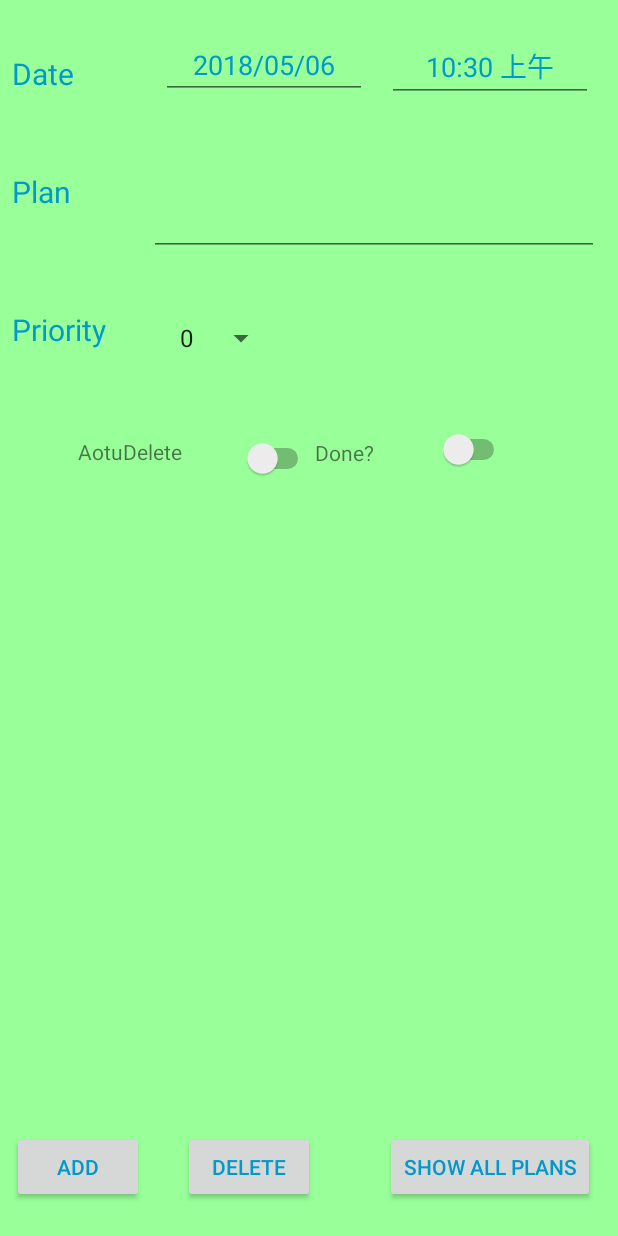
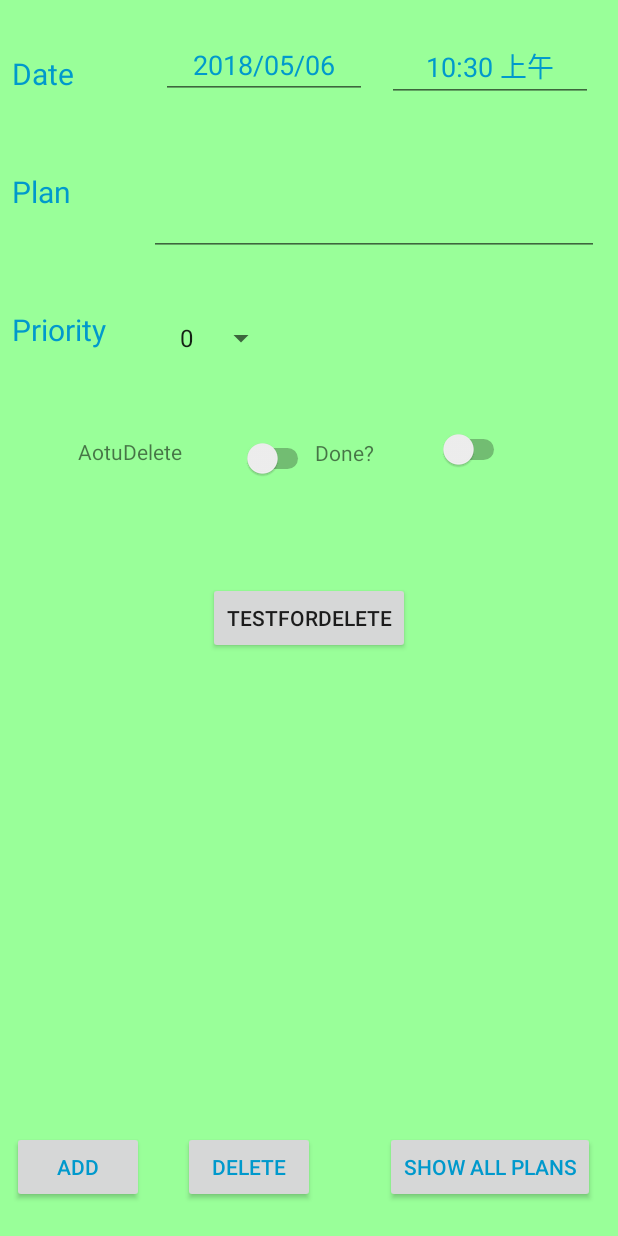
Before and after one commit to Acytoo/NewHpClient, an Android app: the EditPlanActivity screen opened directly, with no data from a screen before it, on a phone screen of 412 x 824 dp. Run offline under Robolectric (Android 15) with nearby library versions, the phone set to English and light mode, and no system bars.

Commit message:
added widgets

```diff
--- a/app/src/main/java/com/acytoo/newhpcliend/EditPlanActivity.java
+++ b/app/src/main/java/com/acytoo/newhpcliend/EditPlanActivity.java
@@ -46,6 +46,7 @@ public class EditPlanActivity extends AppCompatActivity {
     private int planPriority;
     private Switch doneSwitch;
     private Switch autoDeleteSwitch;
+    private Button autoDeleteButton;
     enum DoneFlag {
         False, True
     }
@@ -55,11 +56,17 @@ public class EditPlanActivity extends AppCompatActivity {
     private DoneFlag done;
     private AutoDeleteFlag autoDelete;
 
+    /**
+     * in future, autoDelete method can be put in onStart(), so we don't need
+     * to call it manually.
+     *
+     * @param savedInstanceState
+     */
+
     @Override
     protected void onCreate(Bundle savedInstanceState) {
         super.onCreate(savedInstanceState);
         setContentView(R.layout.activity_edit_plan);
-
         if (Build.VERSION.SDK_INT >= 21) {
             View decorView = getWindow().getDecorView();
             int option = View.SYSTEM_UI_FLAG_LAYOUT_FULLSCREEN
@@ -95,6 +102,8 @@ public class EditPlanActivity extends AppCompatActivity {
         planBoard = findViewById(R.id.planBoard);
         doneSwitch = findViewById(R.id.doneSwitch);
         autoDeleteSwitch = findViewById(R.id.autoDeleteSwitch);
+        autoDeleteButton = findViewById(R.id.autoDeleteButton);
+
         dbHandler = new MyDBHandler(this, null, null, 2);
         dateInput.setText(df.format(calendar.getTime()));
         timeInput.setText(timedf.format(calendar.getTime()));
@@ -122,9 +131,7 @@ public class EditPlanActivity extends AppCompatActivity {
                 new Button.OnClickListener(){
                     @Override
                     public void onClick(View v) {
-                        Log.i("legal", "In the method " + planInput.getText().toString());
                         if (legal()){
-                            Log.i("legal", "In the method " + planInput.getText().toString());
                             planTimeInMillis = calendar.getTimeInMillis();
                             Plans plan = new Plans(planTimeInMillis, planPriority, new Date().getTime(), "self",
                                     planInput.getText().toString(),
@@ -227,6 +234,15 @@ public class EditPlanActivity extends AppCompatActivity {
                 }
         );
 
+        autoDeleteButton.setOnClickListener(
+                new Button.OnClickListener(){
+                    @Override
+                    public void onClick(View v) {
+                        dbHandler.autoDelete();
+                    }
+                }
+        );
+
 
 
     }
@@ -258,7 +274,6 @@ public class EditPlanActivity extends AppCompatActivity {
         final Calendar ca = Calendar.getInstance();
         int hour = ca.get(Calendar.HOUR_OF_DAY);
         int minute = ca.get(Calendar.MINUTE);
-
         new TimePickerDialog(EditPlanActivity.this, new TimePickerDialog.OnTimeSetListener() {
             @Override
             public void onTimeSet(TimePicker view, int hourOfDay, int minute) {
@@ -272,7 +287,6 @@ public class EditPlanActivity extends AppCompatActivity {
     }
 
     private boolean legal(){
-        Log.i("legal", planInput.getText().toString());
         return (planInput.getText() != null);
 
     }
--- a/app/src/main/java/com/acytoo/newhpcliend/FullscreenActivity.java
+++ b/app/src/main/java/com/acytoo/newhpcliend/FullscreenActivity.java
@@ -203,9 +203,6 @@ GestureDetector.OnDoubleTapListener{
     }
 
 
-
-
-
     public void setTitle(){
         TextView dateToShow = findViewById(R.id.dateToShow);
         String dateOfShowingPlans;
--- a/app/src/main/res/layout/activity_edit_plan.xml
+++ b/app/src/main/res/layout/activity_edit_plan.xml
@@ -215,7 +215,7 @@
         app:layout_constraintHorizontal_bias="0.0"
         app:layout_constraintStart_toStartOf="parent"
         app:layout_constraintTop_toTopOf="parent"
-        app:layout_constraintVertical_bias="1.0" />
+        app:layout_constraintVertical_bias="0.96" />
 
     <Switch
         android:id="@+id/doneSwitch"
@@ -279,5 +279,19 @@
         app:layout_constraintTop_toTopOf="parent"
         app:layout_constraintVertical_bias="0.364" />
 
+    <Button
+        android:id="@+id/autoDeleteButton"
+        android:layout_width="wrap_content"
+        android:layout_height="wrap_content"
+        android:layout_marginBottom="8dp"
+        android:layout_marginEnd="8dp"
+        android:layout_marginStart="8dp"
+        android:layout_marginTop="8dp"
+        android:text="TestForDelete"
+        app:layout_constraintBottom_toBottomOf="parent"
+        app:layout_constraintEnd_toEndOf="parent"
+        app:layout_constraintStart_toStartOf="parent"
+        app:layout_constraintTop_toTopOf="parent" />
+
 
 </android.support.constraint.ConstraintLayout>
--- a/app/src/main/res/values/dimens.xml
+++ b/app/src/main/res/values/dimens.xml
@@ -2,4 +2,10 @@
     <!-- Default screen margins, per the Android Design guidelines. -->
     <dimen name="activity_horizontal_margin">16dp</dimen>
     <dimen name="activity_vertical_margin">16dp</dimen>
+
+    <!--
+Refer to App Widget Documentation for margin information
+http://developer.android.com/guide/topics/appwidgets/index.html#CreatingLayout
+    -->
+    <dimen name="widget_margin">8dp</dimen>
 </resources>
--- a/app/src/main/res/values/strings.xml
+++ b/app/src/main/res/values/strings.xml
@@ -103,6 +103,8 @@
     <string name="pref_ringtone_silent">Silent</string>
 
     <string name="pref_title_vibrate">Vibrate</string>
+    <string name="appwidget_text">PLANS</string>
+    <string name="add_widget">Add widget</string>
 
 
 </resources>
```
Also changed, not shown: app/src/main/AndroidManifest.xml (+11 -1 lines), app/src/main/java/com/acytoo/newhpcliend/MyDBHandler.java (+24 -1 lines), app/src/main/java/com/acytoo/newhpcliend/MyService.java (+7 -0 lines), app/src/main/java/com/acytoo/newhpcliend/NewAppWidget.java (added, +73 -0 lines), app/src/main/res/layout/new_app_widget.xml (added, +19 -0 lines), app/src/main/res/values-v14/dimens.xml (added, +10 -0 lines), app/src/main/res/xml/new_app_widget_info.xml (added, +10 -0 lines), app/src/main/res/drawable-nodpi/example_appwidget_preview.png (added).
